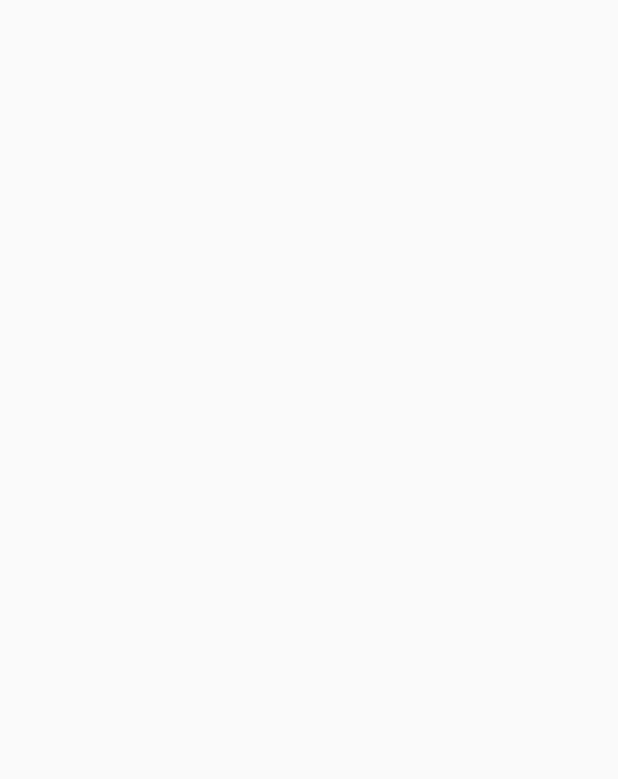
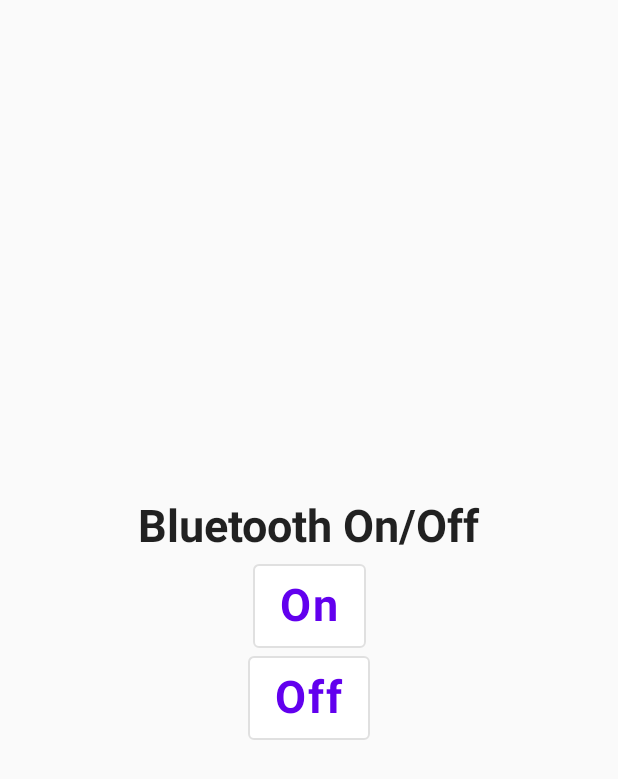
Before and after one commit to popalexandru/LicentaBt, an Android app built with Jetpack Compose: the screen it shows after launch (MainActivity), on a phone screen of 412 x 824 dp. Before the commit the part shown is empty. Shown: the top 779 px of the screen. Run offline under Robolectric (Android 15) with nearby library versions, the phone set to English and light mode, and no system bars; libraries missing offline, so code that uses them is left out: com.karumi.dexter.

Commit message:
Added bluetooth on off button

```diff
--- a/app/build.gradle
+++ b/app/build.gradle
@@ -79,4 +79,6 @@ dependencies {
     implementation "com.squareup.okhttp3:logging-interceptor:5.0.0-alpha.3"
 
     implementation "androidx.lifecycle:lifecycle-viewmodel-compose:2.4.1"
+
+    implementation 'com.karumi:dexter:6.2.3'
 }
--- a/app/src/main/AndroidManifest.xml
+++ b/app/src/main/AndroidManifest.xml
@@ -3,8 +3,13 @@
     package="com.plcoding.weatherapp">
 
     <uses-permission android:name="android.permission.INTERNET" />
+    <uses-permission android:name="android.permission.BLUETOOTH"/>
+    <uses-permission android:name="android.permission.BLUETOOTH_ADMIN"/>
     <uses-permission android:name="android.permission.ACCESS_COARSE_LOCATION" />
     <uses-permission android:name="android.permission.ACCESS_FINE_LOCATION" />
+    <uses-permission android:name="android.permission.BLUETOOTH_CONNECT" />
+    <uses-permission android:name="android.permission.BLUETOOTH_SCAN" />
+
 
     <application
         android:allowBackup="true"
--- a/app/src/main/java/licenta/licenta_blt/app/presentation/MainActivity.kt
+++ b/app/src/main/java/licenta/licenta_blt/app/presentation/MainActivity.kt
@@ -1,17 +1,76 @@
 package licenta.licenta_blt.app.presentation
 
+import android.bluetooth.BluetoothAdapter
+import android.bluetooth.BluetoothManager
+import android.content.Intent
 import android.os.Bundle
+import android.widget.Toast
 import androidx.activity.ComponentActivity
 import androidx.activity.compose.setContent
-import licenta.licenta_blt.app.presentation.ui.theme.WeatherAppTheme
+import androidx.activity.result.ActivityResultCallback
+import androidx.activity.result.ActivityResultLauncher
+import androidx.activity.result.contract.ActivityResultContracts
+import com.karumi.dexter.MultiplePermissionsReport
+import com.karumi.dexter.PermissionToken
+import com.karumi.dexter.listener.PermissionRequest
+import com.karumi.dexter.listener.multi.MultiplePermissionsListener
+import licenta.licenta_blt.app.presentation.ui.screen.MainScreen
+import licenta.licenta_blt.app.presentation.ui.theme.AppTheme
 
 class MainActivity : ComponentActivity() {
+
+    lateinit var bluetoothManager: BluetoothManager
+    lateinit var bluetoothAdapter: BluetoothAdapter
+    lateinit var takePermission: ActivityResultLauncher<String>
+    lateinit var takeResultLauncher: ActivityResultLauncher<Intent>
+
     override fun onCreate(savedInstanceState: Bundle?) {
         super.onCreate(savedInstanceState)
-        setContent {
-            WeatherAppTheme {
 
+        bluetoothManager = getSystemService(BLUETOOTH_SERVICE) as BluetoothManager
+        bluetoothAdapter = bluetoothManager.adapter
+        takePermission = registerForActivityResult(ActivityResultContracts.RequestPermission()){
+            if(it){
+                val intent = Intent(BluetoothAdapter.ACTION_REQUEST_ENABLE)
+                takeResultLauncher.launch(intent)
+            }
+            else
+            {
+                Toast.makeText(applicationContext, "Bluetooth permission is not given", Toast.LENGTH_SHORT).show()
             }
         }
+
+        takeResultLauncher = registerForActivityResult(ActivityResultContracts.StartActivityForResult(),
+            ActivityResultCallback { result ->
+                if(result.resultCode == RESULT_OK)
+                {
+                    Toast.makeText(applicationContext, "Bluetooth On", Toast.LENGTH_SHORT).show()
+                }
+                else
+                {
+                    Toast.makeText(applicationContext, "Bluetooth Off", Toast.LENGTH_SHORT).show()
+                }
+            }
+            )
+
+        setContent {
+            AppTheme {
+                MainScreen(
+                    bluetoothOn = { turnBlOn() },
+                    bluetoothOff = { turnBlOff() }
+                )
+            }
+        }
+
+    }
+
+    private fun turnBlOn()
+    {
+        takePermission.launch(android.Manifest.permission.BLUETOOTH_CONNECT)
+    }
+
+    private fun turnBlOff()
+    {
+        bluetoothAdapter.disable()
     }
 }
--- /dev/null
+++ b/app/src/main/java/licenta/licenta_blt/app/presentation/ui/screen/MainScreen.kt
@@ -0,0 +1,35 @@
+package licenta.licenta_blt.app.presentation.ui.screen
+
+import androidx.compose.foundation.layout.*
+import androidx.compose.material.OutlinedButton
+import androidx.compose.material.Text
+import androidx.compose.runtime.Composable
+import androidx.compose.ui.Alignment
+import androidx.compose.ui.Modifier
+import androidx.compose.ui.unit.dp
+import licenta.licenta_blt.app.presentation.ui.theme.CustomText
+
+@Composable
+fun MainScreen(
+    bluetoothOn: () -> Unit,
+    bluetoothOff: () -> Unit
+) {
+    Column(
+        modifier = Modifier.fillMaxSize(),
+        horizontalAlignment = Alignment.CenterHorizontally,
+        verticalArrangement = Arrangement.Center
+    ) {
+        CustomText("Bluetooth On/Off")
+
+        OutlinedButton(
+            modifier = Modifier.padding(5.dp),
+            onClick = { bluetoothOn() }) {
+            CustomText(text = "On")
+        }
+
+        OutlinedButton(
+            onClick = { bluetoothOff() }) {
+            CustomText(text = "Off")
+        }
+    }
+}
--- /dev/null
+++ b/app/src/main/java/licenta/licenta_blt/app/presentation/ui/theme/Text.kt
@@ -0,0 +1,21 @@
+package licenta.licenta_blt.app.presentation.ui.theme
+
+import androidx.compose.foundation.layout.padding
+import androidx.compose.material.Text
+import androidx.compose.runtime.Composable
+import androidx.compose.ui.Modifier
+import androidx.compose.ui.text.font.FontWeight
+import androidx.compose.ui.unit.dp
+import androidx.compose.ui.unit.sp
+
+@Composable
+fun CustomText(
+    text: String
+){
+    Text(
+        text = text,
+        fontSize = 30.sp,
+        fontWeight = FontWeight.Bold,
+        modifier = Modifier.padding(2.dp)
+    )
+}
--- a/app/src/main/java/licenta/licenta_blt/app/presentation/ui/theme/Theme.kt
+++ b/app/src/main/java/licenta/licenta_blt/app/presentation/ui/theme/Theme.kt
@@ -4,7 +4,7 @@ import androidx.compose.material.MaterialTheme
 import androidx.compose.runtime.Composable
 
 @Composable
-fun WeatherAppTheme(content: @Composable () -> Unit) {
+fun AppTheme(content: @Composable () -> Unit) {
     MaterialTheme(
         typography = Typography,
         shapes = Shapes,
--- a/app/src/main/res/values/strings.xml
+++ b/app/src/main/res/values/strings.xml
@@ -1,3 +1,3 @@
 <resources>
-    <string name="app_name">WeatherApp</string>
+    <string name="app_name">Licenta</string>
 </resources>
```
